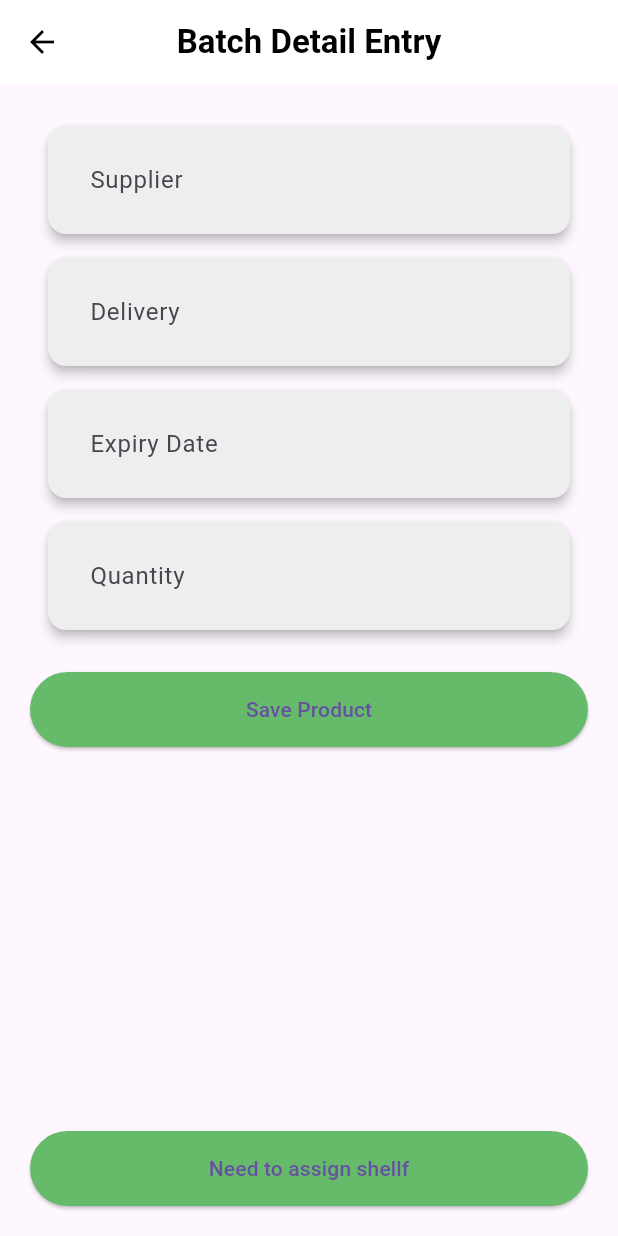
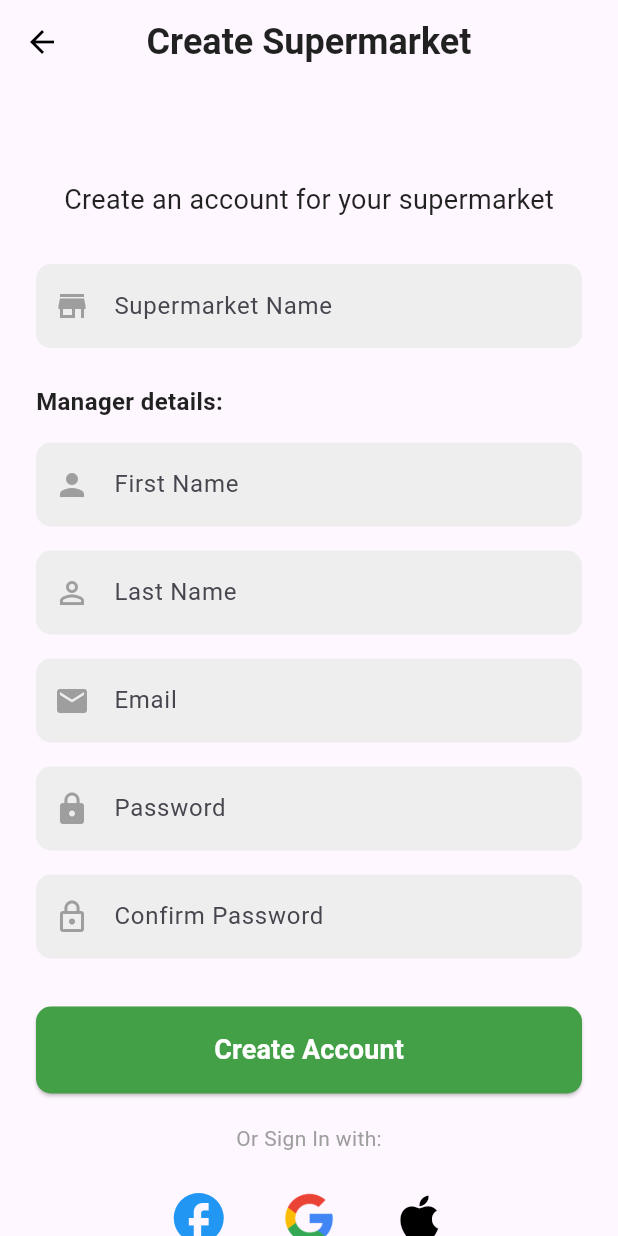
Before and after one commit to kalasamuel/FreshTally, a Flutter app: the screen it shows after launch, on a phone screen of 412 x 824 dp. Run offline on Flutter 3.47's test engine with Material 3 defaults, Android fonts, the light colour scheme and no system bars.

Commit message:
working on customer sign up

```diff
--- a/freshtally/lib/main.dart
+++ b/freshtally/lib/main.dart
@@ -1,7 +1,8 @@
 import 'package:flutter/material.dart';
-import 'package:freshtally/pages/staff/batches/batch_entry_page.dart';
+//import 'package:freshtally/pages/staff/batches/batch_entry_page.dart';
 // import 'package:freshtally/pages/auth/role_selection_page.dart';
 //import 'package:freshtally/pages/auth/login_page.dart';
+import 'package:freshtally/pages/auth/customer_signup_page.dart';
 
 // void main() {
 //   runApp(const MyApp()); // Added const for better performance
@@ -27,10 +28,9 @@ import 'package:freshtally/pages/staff/batches/batch_entry_page.dart';
 // }
 
 void main() {
-  runApp(MaterialApp(
-    debugShowCheckedModeBanner: false,
-    home: BatchDetailsEntry(),
-  ));
+  runApp(
+    MaterialApp(debugShowCheckedModeBanner: false, home: CreateCustomerPage()),
+  );
 }
 
 // class MyApp extends StatelessWidget {
--- a/freshtally/lib/pages/auth/customer_signup_page.dart
+++ b/freshtally/lib/pages/auth/customer_signup_page.dart
@@ -0,0 +1,201 @@
+import 'package:flutter/material.dart';
+import 'package:freshtally/pages/auth/login_page.dart';
+
+class CreateCustomerPage extends StatefulWidget {
+  const CreateCustomerPage({super.key});
+
+  @override
+  _CreateCustomerPageState createState() => _CreateCustomerPageState();
+}
+
+class _CreateCustomerPageState extends State<CreateCustomerPage> {
+  final _formKey = GlobalKey<FormState>();
+
+  final TextEditingController _supermarketNameController =
+      TextEditingController();
+  final TextEditingController _firstNameController = TextEditingController();
+  final TextEditingController _lastNameController = TextEditingController();
+  final TextEditingController _emailController = TextEditingController();
+  final TextEditingController _passwordController = TextEditingController();
+  final TextEditingController _confirmPasswordController =
+      TextEditingController();
+
+  @override
+  Widget build(BuildContext context) {
+    return Scaffold(
+      appBar: AppBar(
+        backgroundColor: Colors.transparent,
+        elevation: 0,
+        foregroundColor: Colors.black,
+        leading: IconButton(
+          icon: const Icon(Icons.arrow_back),
+          onPressed: () {
+            Navigator.pop(context);
+          },
+        ),
+        title: const Text(
+          'Create Supermarket',
+          style: TextStyle(
+            fontSize: 24,
+            fontWeight: FontWeight.bold,
+            color: Colors.black87,
+          ),
+        ),
+        centerTitle: true,
+      ),
+      body: SingleChildScrollView(
+        padding: const EdgeInsets.all(24.0),
+        child: Form(
+          key: _formKey,
+          child: Column(
+            crossAxisAlignment: CrossAxisAlignment.stretch,
+            children: [
+              // Center(
+              //   child: Text(
+              //     "Welcome to FreshTally!",
+              //     style: TextStyle(
+              //       fontSize: 24,
+              //       fontWeight: FontWeight.bold,
+              //       color: Colors.green[700],
+              //     ),
+              //   ),
+              // ),
+              const SizedBox(height: 40.0),
+              const Center(
+                child: Text(
+                  "Create an account for your supermarket",
+                  style: TextStyle(
+                    fontSize: 18,
+                    fontWeight: FontWeight.normal,
+                    color: Colors.black87,
+                  ),
+                ),
+              ),
+              const SizedBox(height: 30.0),
+              IconTextField(
+                hintText: 'Supermarket Name',
+                icon: Icons.store,
+                controller: _supermarketNameController,
+              ),
+              const SizedBox(height: 24.0),
+              const Text(
+                'Manager details:',
+                style: TextStyle(
+                  fontSize: 16.0,
+                  fontWeight: FontWeight.bold,
+                  color: Colors.black87,
+                ),
+              ),
+              const SizedBox(height: 16.0),
+              IconTextField(
+                hintText: 'First Name',
+                icon: Icons.person,
+                controller: _firstNameController,
+              ),
+              const SizedBox(height: 16.0),
+              IconTextField(
+                hintText: 'Last Name',
+                icon: Icons.person_outline,
+                controller: _lastNameController,
+              ),
+              const SizedBox(height: 16.0),
+              IconTextField(
+                hintText: 'Email',
+                icon: Icons.email,
+                controller: _emailController,
+              ),
+              const SizedBox(height: 16.0),
+              IconTextField(
+                hintText: 'Password',
+                icon: Icons.lock,
+                isPassword: true,
+                controller: _passwordController,
+              ),
+              const SizedBox(height: 16.0),
+              IconTextField(
+                hintText: 'Confirm Password',
+                icon: Icons.lock_outline,
+                isPassword: true,
+                controller: _confirmPasswordController,
+              ),
+              const SizedBox(height: 32.0),
+              ElevatedButton(
+                onPressed: () {
+                  if (_formKey.currentState!.validate()) {
+                    // Process data
+                  }
+                },
+                style: ElevatedButton.styleFrom(
+                  backgroundColor: Colors.green[600],
+                  padding: const EdgeInsets.symmetric(vertical: 16.0),
+                  shape: RoundedRectangleBorder(
+                    borderRadius: BorderRadius.circular(10.0),
+                  ),
+                ),
+                child: const Text(
+                  'Create Account',
+                  style: TextStyle(
+                    fontSize: 18.0,
+                    fontWeight: FontWeight.bold,
+                    color: Colors.white,
+                  ),
+                ),
+              ),
+              const SizedBox(height: 20.0),
+              const Center(
+                child: Text(
+                  "Or Sign In with:",
+                  style: TextStyle(color: Colors.grey),
+                ),
+              ),
+              const SizedBox(height: 15.0),
+              Row(
+                mainAxisAlignment: MainAxisAlignment.center,
+                children: [
+                  IconButton(
+                    icon: const Icon(
+                      Icons.facebook,
+                      size: 40,
+                      color: Colors.blue,
+                    ),
+                    onPressed: () {},
+                  ),
+                  const SizedBox(width: 20),
+                  IconButton(
+                    icon: Image.asset(
+                      'assets/icons/google_icon.png',
+                      height: 35,
+                    ),
+                    onPressed: () {},
+                  ),
+                  const SizedBox(width: 20),
+                  IconButton(
+                    icon: const Icon(
+                      Icons.apple,
+                      size: 40,
+                      color: Colors.black,
+                    ),
+                    onPressed: () {},
+                  ),
+                ],
+              ),
+              const SizedBox(height: 30.0),
+              TextButton(
+                onPressed: () {
+                  Navigator.push(
+                    context,
+                    MaterialPageRoute(builder: (context) => const LoginPage()),
+                  );
+                },
+                child: const Text(
+                  'Already have an account? Sign In',
+                  style: TextStyle(color: Colors.green),
+                ),
+              ),
+            ],
+          ),
+        ),
+      ),
+    );
+  }
+}
```
Also changed, not shown: freshtally/pubspec.yaml (+7 -7 lines), freshtally/pubspec.lock, 4 other files.
